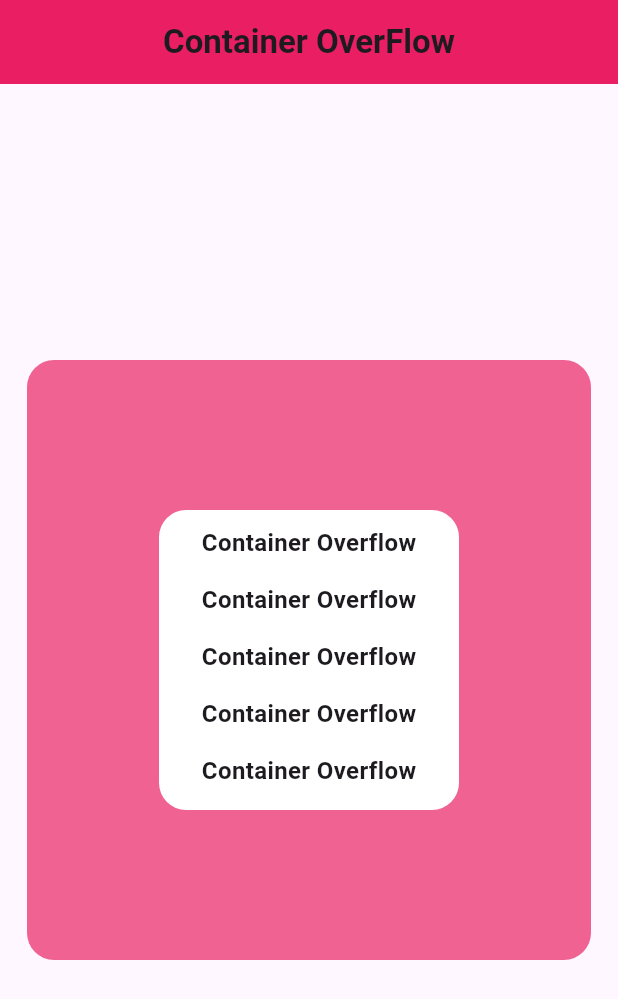
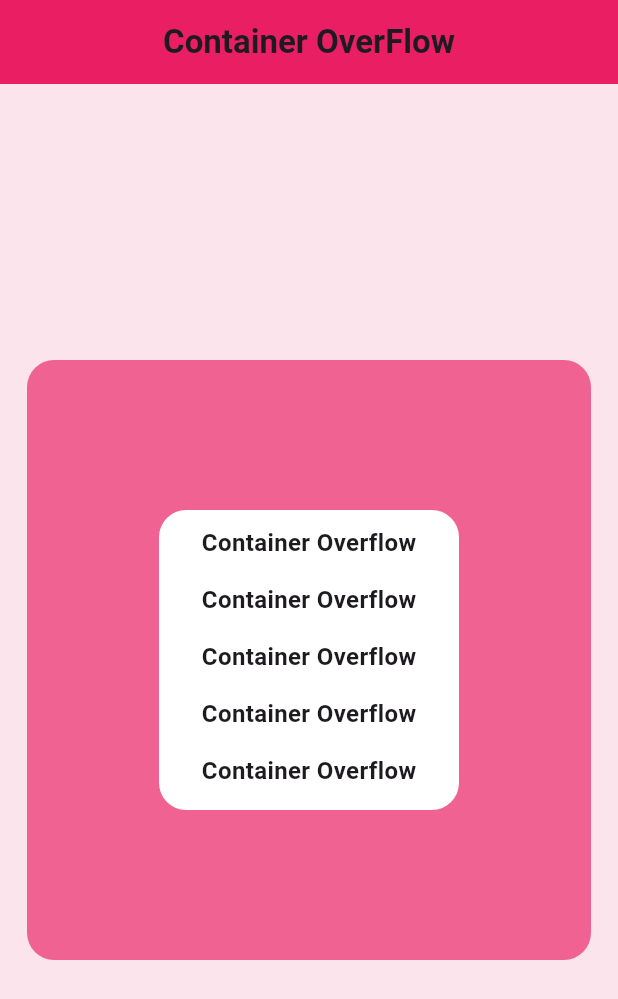
Before and after one commit to sohasara/Container-Overflow, a Flutter app: the screen it shows after launch, on a phone screen of 412 x 824 dp. Shown: the top 999 px of the screen. Run offline on Flutter 3.47's test engine with Material 3 defaults, Android fonts, the phone set to English and light mode, and no system bars.

Commit message:
add color

```diff
--- a/lib/fixedOverflow.dart
+++ b/lib/fixedOverflow.dart
@@ -9,6 +9,7 @@ class FixedOverflow extends StatelessWidget {
   @override
   Widget build(BuildContext context) {
     return Scaffold(
+      backgroundColor: Colors.pink[50],
       appBar: AppBar(
         centerTitle: true,
         backgroundColor: Colors.pink,
```
